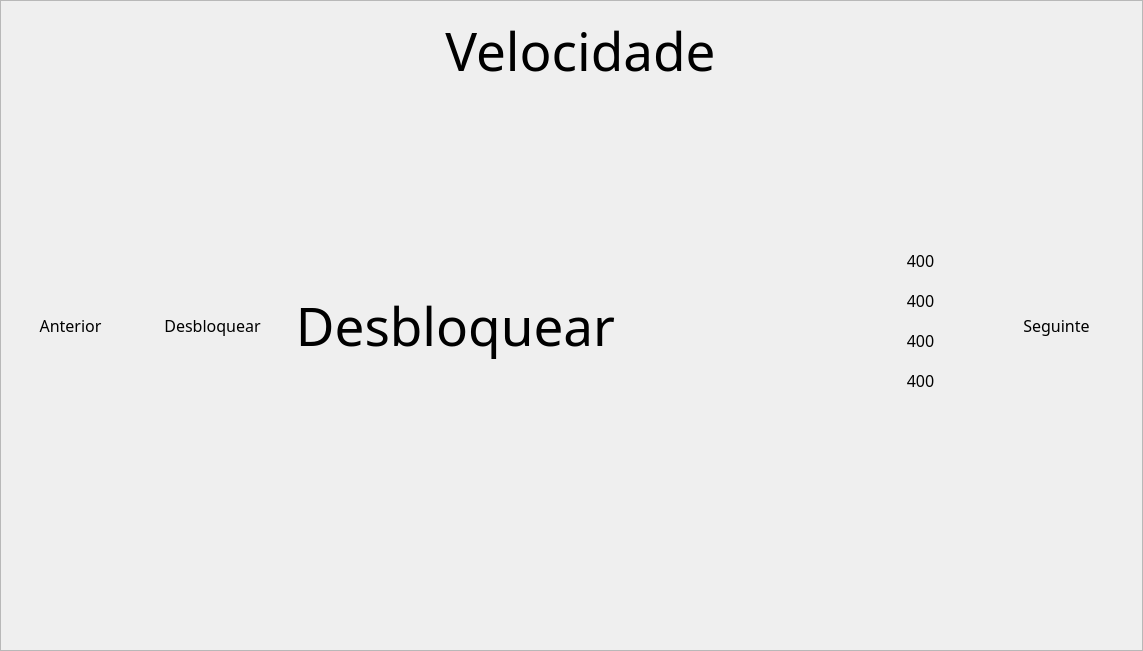
Old version of the form CoreGame/Menus/UI/framestore.ui in the repository joaopteixeira/SpaceShipPY.
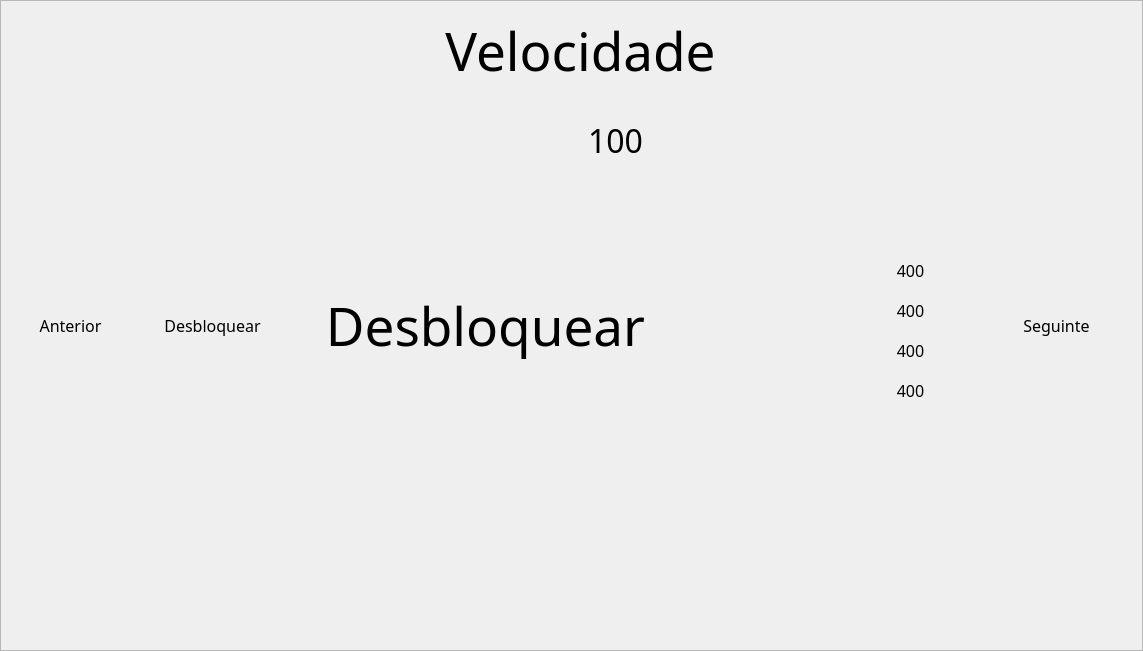
New version of the form.

```diff
--- a/CoreGame/Menus/UI/framestore.ui
+++ b/CoreGame/Menus/UI/framestore.ui
@@ -112,8 +112,8 @@
   <widget class="QPushButton" name="lb_disparo">
    <property name="geometry">
     <rect>
-     <x>860</x>
-     <y>320</y>
+     <x>850</x>
+     <y>330</y>
      <width>121</width>
      <height>41</height>
     </rect>
@@ -146,8 +146,8 @@
   <widget class="QPushButton" name="lb_velocity">
    <property name="geometry">
     <rect>
-     <x>860</x>
-     <y>280</y>
+     <x>850</x>
+     <y>290</y>
      <width>121</width>
      <height>41</height>
     </rect>
@@ -180,8 +180,8 @@
   <widget class="QPushButton" name="lb_preco">
    <property name="geometry">
     <rect>
-     <x>860</x>
-     <y>240</y>
+     <x>850</x>
+     <y>250</y>
      <width>121</width>
      <height>41</height>
     </rect>
@@ -214,8 +214,8 @@
   <widget class="QPushButton" name="lb_vida">
    <property name="geometry">
     <rect>
-     <x>860</x>
-     <y>360</y>
+     <x>850</x>
+     <y>370</y>
      <width>121</width>
      <height>41</height>
     </rect>
@@ -270,7 +270,7 @@
   <widget class="QPushButton" name="lb_pw">
    <property name="geometry">
     <rect>
-     <x>280</x>
+     <x>310</x>
      <y>190</y>
      <width>351</width>
      <height>271</height>
@@ -312,6 +312,29 @@
     <bool>true</bool>
    </property>
   </widget>
+  <widget class="QPushButton" name="lb_precotop">
+   <property name="geometry">
+    <rect>
+     <x>510</x>
+     <y>100</y>
+     <width>211</width>
+     <height>81</height>
+    </rect>
+   </property>
+   <property name="font">
+    <font>
+     <family>Yu Gothic UI Light</family>
+     <pointsize>24</pointsize>
+     <stylestrategy>PreferDefault</stylestrategy>
+    </font>
+   </property>
+   <property name="text">
+    <string>100</string>
+   </property>
+   <property name="flat">
+    <bool>true</bool>
+   </property>
+  </widget>
  </widget>
  <resources/>
  <connections/>
```
